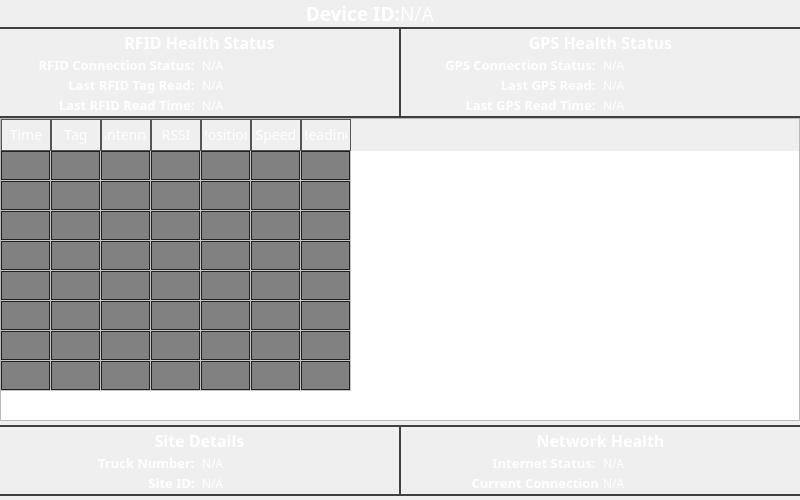
The window that ui/screens/overview.ui (MightWarriorNo1/NEXUSRFIDREADER) describes before a commit, drawn with Qt 5.
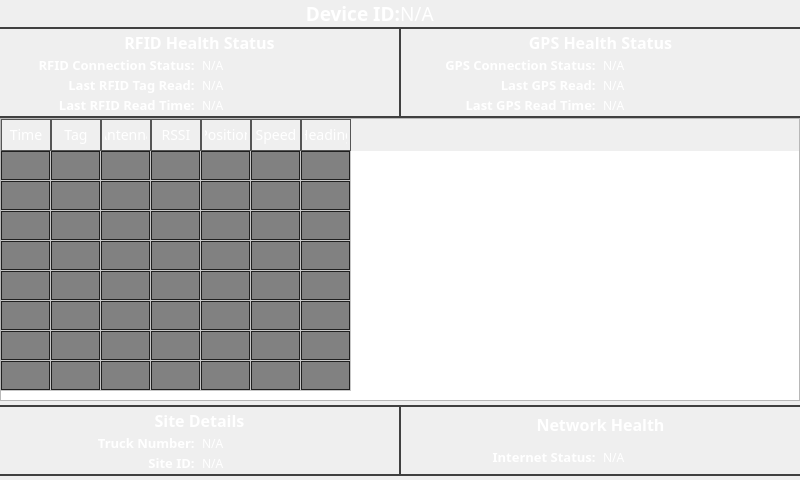
The same window after the commit.

Diff of the .ui file:
```diff
--- a/ui/screens/overview.ui
+++ b/ui/screens/overview.ui
@@ -7,13 +7,13 @@
     <x>0</x>
     <y>0</y>
     <width>800</width>
-    <height>500</height>
+    <height>480</height>
    </rect>
   </property>
   <property name="minimumSize">
    <size>
     <width>790</width>
-    <height>500</height>
+    <height>420</height>
    </size>
   </property>
   <property name="windowTitle">
@@ -893,7 +893,7 @@
     border-left: 0px;
 }</string>
          </property>
-         <layout class="QVBoxLayout" name="verticalLayout_5" stretch="0,0,0">
+         <layout class="QVBoxLayout" name="verticalLayout_5" stretch="0,0">
           <property name="spacing">
            <number>2</number>
           </property>
@@ -986,63 +986,6 @@
             </layout>
            </widget>
           </item>
-          <item>
-           <widget class="QWidget" name="widget_15" native="true">
-            <layout class="QHBoxLayout" name="horizontalLayout_14">
-             <property name="spacing">
-              <number>4</number>
-             </property>
-             <property name="leftMargin">
-              <number>0</number>
-             </property>
-             <property name="topMargin">
-              <number>0</number>
-             </property>
-             <property name="rightMargin">
-              <number>0</number>
-             </property>
-             <property name="bottomMargin">
-              <number>0</number>
-             </property>
-             <item>
-              <widget class="QLabel" name="label_22">
-               <property name="font">
-                <font>
-                 <family>Gilroy</family>
-                 <pointsize>10</pointsize>
-                 <bold>true</bold>
-                </font>
-               </property>
-               <property name="styleSheet">
-                <string notr="true">color: #ffffff;</string>
-               </property>
-               <property name="text">
-                <string>Current Connection</string>
-               </property>
-               <property name="alignment">
-                <set>Qt::AlignmentFlag::AlignRight|Qt::AlignmentFlag::AlignTrailing|Qt::AlignmentFlag::AlignVCenter</set>
-               </property>
-              </widget>
-             </item>
-             <item>
-              <widget class="QLabel" name="internet_tunnel">
-               <property name="font">
-                <font>
-                 <family>Gilroy</family>
-                 <pointsize>9</pointsize>
-                </font>
-               </property>
-               <property name="styleSheet">
-                <string notr="true">color: #ffffff;</string>
-               </property>
-               <property name="text">
-                <string>N/A</string>
-               </property>
-              </widget>
-             </item>
-            </layout>
-           </widget>
-          </item>
          </layout>
         </widget>
        </item>
```
